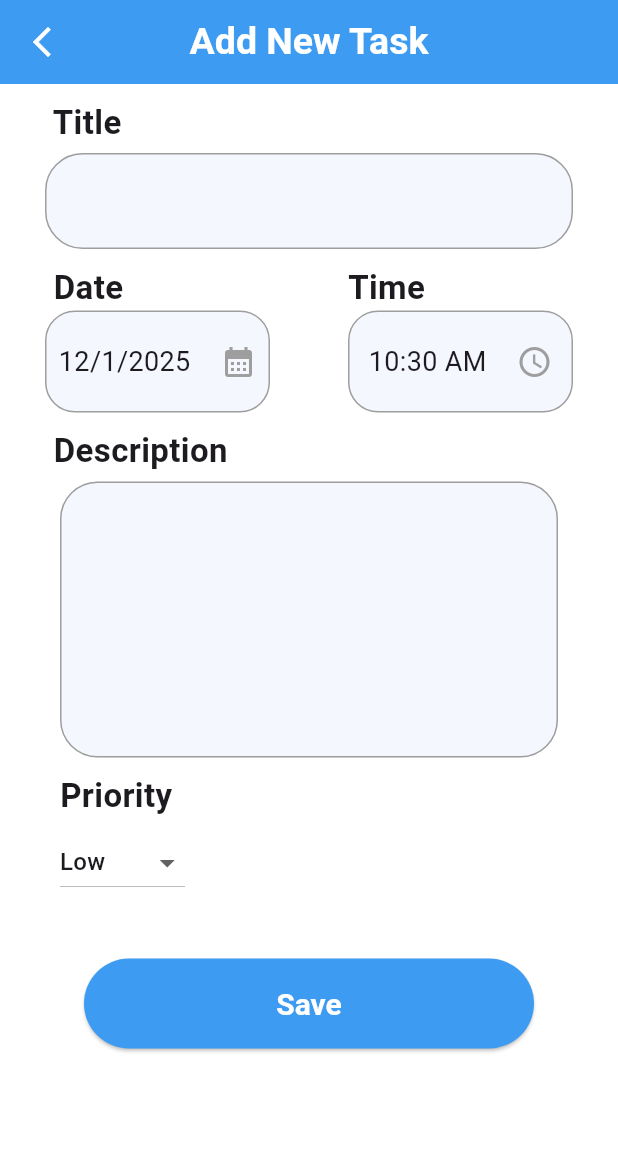
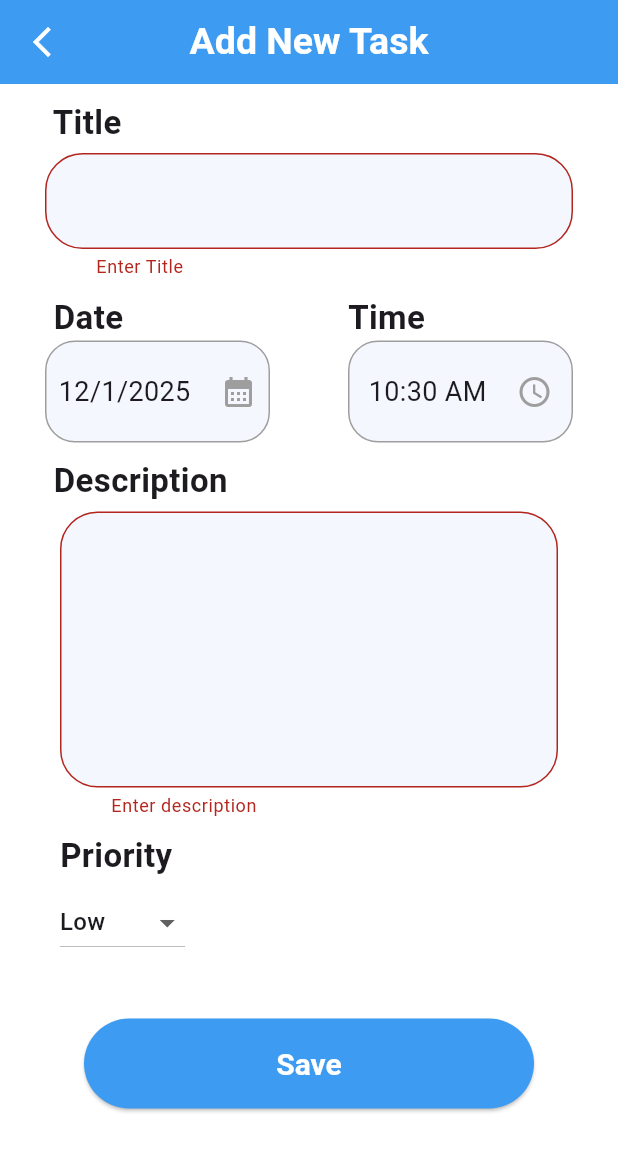
Before and after one commit to saliq03/ToDo, a Flutter app: the AddNewTaskPage screen opened directly, after a tap on "Save", on a phone screen of 412 x 824 dp. Shown: the top 1151 px of the screen. Run offline on Flutter 3.47's test engine with Material 3 defaults, Android fonts, the phone set to English and light mode, and no system bars; our stand-ins replace bloc, cloud_firestore, dartz, equatable, firebase_auth, firebase_core and 6 more; accounts and stored records are empty.

Commit message:
add task

```diff
--- /dev/null
+++ b/lib/business/usecase/Task/save_task.dart
@@ -0,0 +1,15 @@
+import 'package:dartz/dartz.dart';
+import 'package:todo/business/repository/task/task.dart';
+import 'package:todo/business/usecase/usecase.dart';
+
+import 'package:todo/service_locator.dart';
+
+import '../../../data/models/task.dart';
+
+class SaveTaskUseCase implements UseCase<Either,TaskModel>{
+  @override
+  Future<Either> call({TaskModel? params}) async{
+    return await sL<TaskRepository>().AddTask(params!);
+  }
+
+}
--- a/lib/data/models/task.dart
+++ b/lib/data/models/task.dart
@@ -6,9 +6,9 @@ class TaskModel{
   final String id;
   final String title;
   final String description;
-  final DateTime date;
-  final TimeOfDay time;
-  final Priority priority;
+  final String date;
+  final String time;
+  final String priority;
 
   TaskModel({
     required this.id,
--- a/lib/presentation/add_new_task/bloc/add_task_event.dart
+++ b/lib/presentation/add_new_task/bloc/add_task_event.dart
@@ -26,3 +26,11 @@ class ChangePriority extends AddTaskEvent{
   @override
   List<Object?> get props => [priority];
 }
+class SaveTask extends AddTaskEvent{
+  final String title,description;
+ final BuildContext context;
+  SaveTask({required this.title, required this.description,required this.context});
+  @override
+  List<Object?> get props => [title,description,context];
+
+}
--- a/lib/presentation/add_new_task/bloc/add_task_state.dart
+++ b/lib/presentation/add_new_task/bloc/add_task_state.dart
@@ -1,29 +1,26 @@
 part of 'add_task_bloc.dart';
 
 class AddTaskState extends Equatable{
-  final String title;
-  final String description;
    DateTime?  date;
    TimeOfDay? time;
   final Priority priority;
+  final Status status;
 
   AddTaskState({
-    this.title='',
-    this.description='',
+    this.status=Status.initial,
     this.date,
     this.time,
     this.priority=Priority.low});
-  AddTaskState copyWith({String? title, String? description,DateTime?  date,TimeOfDay? time, Priority? priority}){
+  AddTaskState copyWith({DateTime?  date,TimeOfDay? time, Priority? priority, Status? status}){
     return AddTaskState(
-      title: title?? this.title,
-      description: description?? this.description,
       date: date?? this.date,
       time: time?? this.time,
-      priority: priority?? this.priority
+      priority: priority?? this.priority,
+      status: status?? this.status
     );
   }
 
   @override
-  List<Object?> get props => [title,description,date,time,priority];
+  List<Object?> get props => [date,time,priority,status];
 
 }
--- a/lib/presentation/add_new_task/pages/add_new_task.dart
+++ b/lib/presentation/add_new_task/pages/add_new_task.dart
@@ -2,19 +2,21 @@ import 'package:flutter/material.dart';
 import 'package:flutter_bloc/flutter_bloc.dart';
 import 'package:todo/common/widgets/buttons/basic_app_button.dart';
 import 'package:todo/core/configs/colors/app_colors.dart';
+import 'package:todo/core/configs/constants/status.dart';
 import 'package:todo/presentation/add_new_task/bloc/add_task_bloc.dart';
 import 'package:todo/presentation/add_new_task/widgets/date.dart';
 import 'package:todo/presentation/add_new_task/widgets/description.dart';
 import 'package:todo/presentation/add_new_task/widgets/priority.dart';
 import 'package:todo/presentation/add_new_task/widgets/time.dart';
 import 'package:todo/presentation/add_new_task/widgets/title.dart';
-import 'package:todo/core/configs/constants/priority.dart';
+
 
 class AddNewTaskPage extends StatelessWidget {
   AddNewTaskPage({super.key});
 
-  DateTime _selectedDate = DateTime.now();
-  TimeOfDay _selectedTime = TimeOfDay.now();
+  TextEditingController titleController=TextEditingController();
+  TextEditingController descriptionController=TextEditingController();
+  final GlobalKey<FormState> _formKey = GlobalKey<FormState>();
 
   @override
   Widget build(BuildContext context) {
@@ -32,9 +34,11 @@ class AddNewTaskPage extends StatelessWidget {
       ),
       body: Padding(
         padding: const EdgeInsets.symmetric(horizontal: 30, vertical: 10),
+        child: Form(
+          key: _formKey,
           child: Column(
             children: [
-            TitleWidget(),
+              TitleWidget(controller: titleController,),
               const SizedBox(height: 10,),
               Row(
                 mainAxisAlignment: MainAxisAlignment.spaceBetween,
@@ -52,7 +56,7 @@ class AddNewTaskPage extends StatelessWidget {
                 ],
               ),
               const SizedBox(height: 10,),
-            DescriptionWidget(),
+              DescriptionWidget(controller: descriptionController,),
               const SizedBox(height: 10,),
               BlocBuilder<AddTaskBloc, AddTaskState>(
                 builder: (context, state) {
@@ -60,12 +64,25 @@ class AddNewTaskPage extends StatelessWidget {
                 },
               ),
               const SizedBox(height: 40,),
-            BasicAppButton(title: "Save", onPress: (){},
+              BlocBuilder<AddTaskBloc, AddTaskState>(
+                builder: (context, state) {
+                  return BasicAppButton(title: "Save", onPress: () {
+
+                    if (_formKey.currentState!.validate()){
+                      context.read<AddTaskBloc>().add(SaveTask(
+                          title: titleController.text.toString(),
+                          description: descriptionController.text.toString(), context: context));
+                    }
+
+                  },loading: state.status==Status.loading,
                     width: 300,
-            height: 60,)
+                    height: 60,);
+                },
+              )
 
 
             ],
+          ),
         ),
       ),
     );
--- a/lib/presentation/add_new_task/widgets/description.dart
+++ b/lib/presentation/add_new_task/widgets/description.dart
@@ -2,8 +2,8 @@
 import 'package:flutter/material.dart';
 
 class DescriptionWidget extends StatelessWidget {
-  const DescriptionWidget({super.key});
-
+  DescriptionWidget({super.key, required this.controller});
+  TextEditingController controller;
   @override
   Widget build(BuildContext context) {
     return Column(
@@ -17,9 +17,8 @@ class DescriptionWidget extends StatelessWidget {
            borderRadius: BorderRadius.circular(25)
          ),
           child: TextFormField(
-
+          controller: controller,
             maxLines: 6 ,
-            // onSaved: (value) => _description = value ?? '',
             validator: (value) {
               if (value == null || value.isEmpty) {
                 return 'Enter description';
--- a/lib/presentation/add_new_task/widgets/title.dart
+++ b/lib/presentation/add_new_task/widgets/title.dart
@@ -1,8 +1,8 @@
 import 'package:flutter/material.dart';
 
 class TitleWidget extends StatelessWidget {
-  const TitleWidget({super.key});
-
+   TitleWidget({super.key, required this.controller});
+ TextEditingController controller;
   @override
   Widget build(BuildContext context) {
     return Column(
@@ -11,7 +11,7 @@ class TitleWidget extends StatelessWidget {
         const Text(" Title",style: TextStyle(fontSize: 22,fontWeight: FontWeight.bold),),
         const SizedBox(height: 5,),
         TextFormField(
-          // controller: controller,
+          controller: controller,
             validator: (value){
               if(value!.isEmpty){
                 return 'Enter Title';
--- a/lib/service_locator.dart
+++ b/lib/service_locator.dart
@@ -1,6 +1,7 @@
 
 import 'package:get_it/get_it.dart';
 import 'package:todo/business/repository/task/task.dart';
+import 'package:todo/business/usecase/Task/save_task.dart';
 import 'package:todo/data/repository/task/task.dart';
 import 'package:todo/data/sources/tasks/tasks_firebase_service.dart';
 
@@ -30,6 +31,8 @@ Future<void> initializeDependencies()async{
       TasksFirebaseServiceImpl());
   sL.registerSingleton<TaskRepository>(
     TaskRepositoryImpl());
+  sL.registerSingleton<SaveTaskUseCase>(
+    SaveTaskUseCase());
 
 
 }
--- a/pubspec.yaml
+++ b/pubspec.yaml
@@ -46,6 +46,7 @@ dependencies:
   get_it: ^8.0.3
   dartz: ^0.10.1
   shared_preferences: ^2.3.5
+  random_string: ^2.3.1
 
 dev_dependencies:
   flutter_test:
```
Also changed, not shown: lib/presentation/add_new_task/bloc/add_task_bloc.dart (+41 -0 lines), pubspec.lock. Lines whose indentation alone changed are shown as unchanged.
